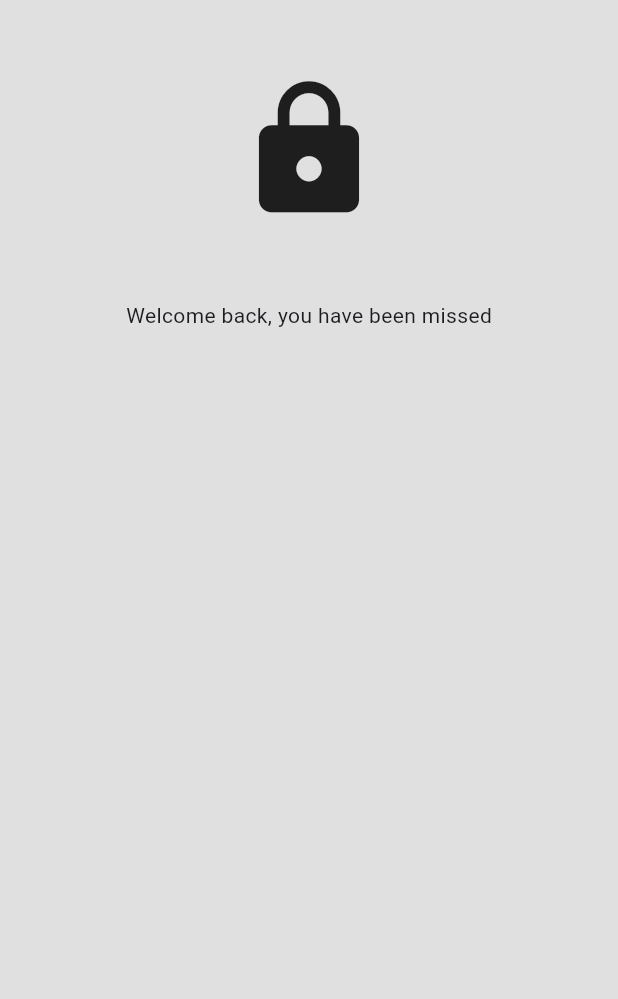
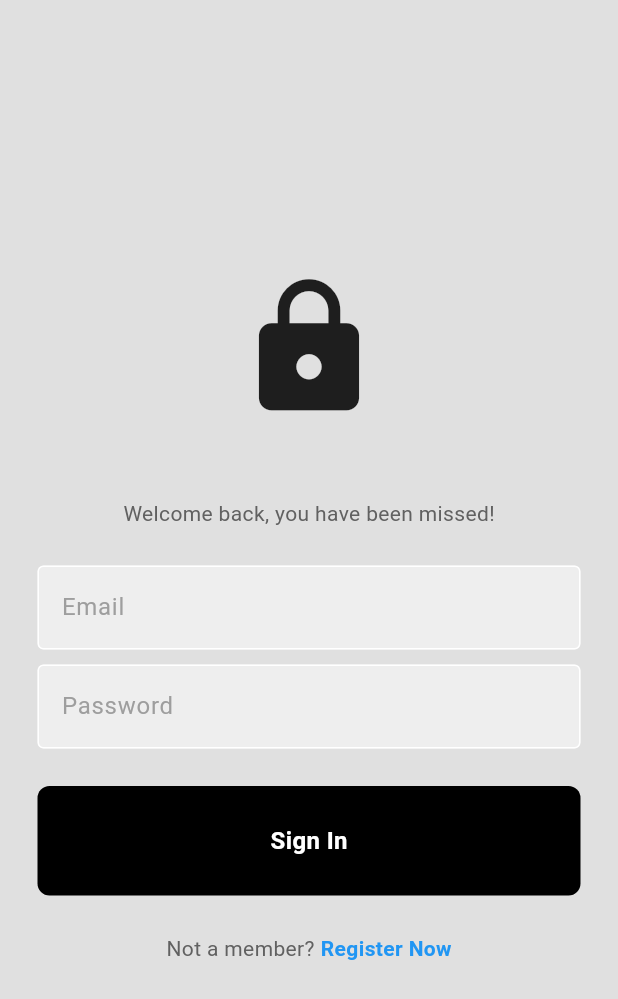
Before and after one commit to jiggy606/flutter_chat, a Flutter app: the screen it shows after launch, on a phone screen of 412 x 824 dp. Shown: the top 999 px of the screen. Run offline on Flutter 3.47's test engine with Material 3 defaults, Android fonts, the phone set to English and light mode, and no system bars.

Commit message:
finished login page

```diff
--- /dev/null
+++ b/lib/components/button.dart
@@ -0,0 +1,29 @@
+import 'package:flutter/material.dart';
+
+class MyButton extends StatelessWidget {
+  final Function()? onTap;
+  final String text;
+
+  const MyButton({super.key, required this.onTap, required this.text});
+
+  @override
+  Widget build(BuildContext context) {
+    return Container(
+      padding: const EdgeInsets.all(25),
+      decoration: BoxDecoration(
+        color: Colors.black,
+        borderRadius: BorderRadius.circular(8)
+      ),
+      child: Center(
+        child: Text(
+          text,
+          style: const TextStyle(
+            color: Colors.white,
+            fontWeight: FontWeight.bold,
+            fontSize: 16
+          ),
+        )
+      ),
+    );
+  }
+}
--- a/lib/components/text_field.dart
+++ b/lib/components/text_field.dart
@@ -0,0 +1,33 @@
+import 'package:flutter/material.dart';
+
+class MyTextField extends StatelessWidget {
+  final TextEditingController controller;
+  final String hintText;
+  final bool obsecureText;
+
+  const MyTextField({
+    super.key, required this.controller,
+    required this.hintText,
+    required this.obsecureText
+  });
+
+  @override
+  Widget build(BuildContext context) {
+    return TextField(
+      controller: controller,
+      obscureText: obsecureText,
+      decoration: InputDecoration(
+        enabledBorder: const OutlineInputBorder(
+          borderSide: BorderSide(color: Colors.white),
+        ),
+        focusedBorder: const OutlineInputBorder(
+          borderSide: BorderSide(color: Colors.white),
+        ),
+        fillColor: Colors.grey.shade200,
+        filled: true,
+        hintText: hintText,
+        hintStyle: TextStyle(color: Colors.grey[500])
+      ),
+    );
+  }
+}
--- a/lib/pages/login_page.dart
+++ b/lib/pages/login_page.dart
@@ -1,3 +1,5 @@
+import 'package:chat_app/components/button.dart';
+import 'package:chat_app/components/text_field.dart';
 import 'package:flutter/material.dart';
 
 class LoginPage extends StatefulWidget {
@@ -8,15 +10,21 @@ class LoginPage extends StatefulWidget {
 }
 
 class _LoginPageState extends State<LoginPage> {
+  // text editing controllers
+  final emailTextController = TextEditingController();
+  final passwordTextController = TextEditingController();
+
   @override
   Widget build(BuildContext context) {
     return Scaffold(
       backgroundColor: Colors.grey[300],
       body: SafeArea(
         child: Center(
+          child: Padding(
+            padding: const EdgeInsets.symmetric(horizontal: 25.0),
             child: Column(
+              mainAxisAlignment: MainAxisAlignment.center,
               children: [
-              const SizedBox(height: 50,),
                 // logo
                 const Icon(
                   Icons.lock,
@@ -28,22 +36,64 @@ class _LoginPageState extends State<LoginPage> {
                 ),
 
                 // welcome
-              const Text(
-                "Welcome back, you have been missed"
+                Text("Welcome back, you have been missed!", style: TextStyle(color: Colors.grey[700]),),
+
+                const SizedBox(
+                  height: 25,
+                ),
+
+                // email
+                MyTextField(
+                    controller: emailTextController,
+                    hintText: 'Email',
+                    obsecureText: false
+                ),
+
+                const SizedBox(
+                  height: 10,
+                ),
+
+                // password
+                MyTextField(
+                    controller: passwordTextController,
+                    hintText: 'Password',
+                    obsecureText: true
                 ),
 
                 const SizedBox(
                   height: 25,
                 ),
 
-              // email
+                // sign in
+                MyButton(
+                  onTap: (){},
+                  text: 'Sign In'
+                ),
 
-              // password
-
-              // sign in
+                const SizedBox(
+                  height: 25,
+                ),
 
                 // register
+                Row(
+                  mainAxisAlignment: MainAxisAlignment.center,
+                  children: [
+                    Text("Not a member?", style: TextStyle(color: Colors.grey[700]),),
+                    const SizedBox(width: 4,),
+                    GestureDetector(
+                      onTap: (){},
+                      child: const Text(
+                        "Register Now",
+                        style: TextStyle(
+                          fontWeight: FontWeight.bold,
+                          color: Colors.blue,
+                        ),
+                      ),
+                    )
                   ],
+                )
+              ],
+            ),
           ),
         ),
       ),
```
Lines whose indentation alone changed are shown as unchanged.
